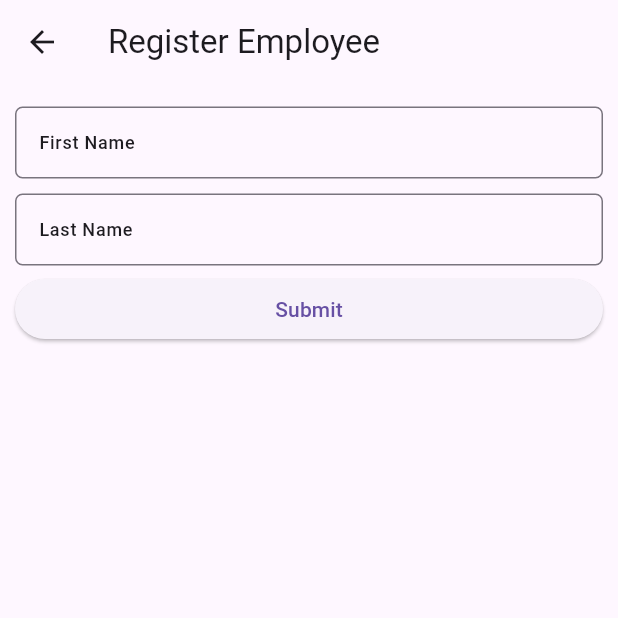
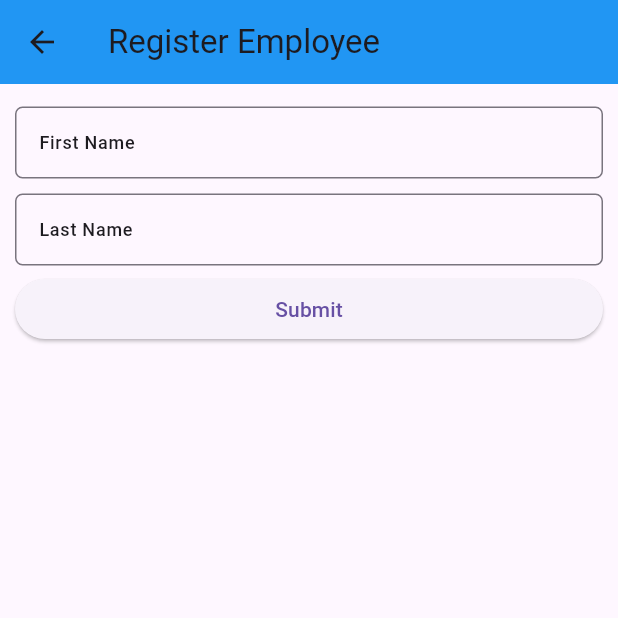
Before and after one commit to Kaushalvadi7/FlutterBuilds, a Flutter app: the screen it shows after launch, in the side drawer, after a tap on "Register Employee", on a phone screen of 412 x 824 dp, the top half of it. Run offline on Flutter 3.47's test engine with Material 3 defaults, Android fonts, the phone set to English and light mode, and no system bars; our stand-ins replace flutter_bloc, flutter_riverpod, freezed_annotation, riverpod_annotation, supabase_flutter; missing offline and left inert: food_delivery_app; accounts and stored records are empty; generated files the repository leaves out were written again.

Commit message:
feat(ui): Enhanced UI and updated styling for employee screens

```diff
--- a/employee_management_app/lib/Screens/employee_drawer.dart
+++ b/employee_management_app/lib/Screens/employee_drawer.dart
@@ -11,6 +11,7 @@ class EmployeeDrawer extends StatefulWidget {
 
 class _EmployeeDrawerState extends State<EmployeeDrawer> {
   final minimumPadding = 5.0;
+
   @override
   Widget build(BuildContext context) {
     return Scaffold(
@@ -21,17 +22,45 @@ class _EmployeeDrawerState extends State<EmployeeDrawer> {
         ),
         backgroundColor: Colors.blue,
       ),
-      body: Center(child: Text("Welcome to Employee Management App")),
+      body: Center(
+        child: Padding(
+          padding: const EdgeInsets.all(16.0),
+          child: Text(
+            "Welcome to Employee Management App",
+            style: TextStyle(fontSize: 18, fontWeight: FontWeight.w500),
+          ),
+        ),
+      ),
       drawer: Drawer(
+        child: SafeArea(
           child: ListView(
-          padding: EdgeInsets.only(top: minimumPadding, bottom: minimumPadding),
+            padding: EdgeInsets.symmetric(vertical: minimumPadding),
             children: <Widget>[
               DrawerHeader(
-              child: Text('Employee Management'),
                 decoration: BoxDecoration(color: Colors.blue),
+                child: Column(
+                  mainAxisAlignment: MainAxisAlignment.center,
+                  crossAxisAlignment: CrossAxisAlignment.start,
+                  children: [
+                    Icon(Icons.business_center, size: 40, color: Colors.white),
+                    SizedBox(height: 10),
+                    Text(
+                      'Employee Management',
+                      style: TextStyle(
+                        color: Colors.white,
+                        fontSize: 20,
+                        fontWeight: FontWeight.bold,
+                      ),
+                    ),
+                  ],
+                ),
               ),
               ListTile(
-              title: Text('Register Employee'),
+                leading: Icon(Icons.person_add_alt_1, color: Colors.blue),
+                title: Text(
+                  'Register Employee',
+                  style: TextStyle(fontSize: 16),
+                ),
                 onTap: () {
                   Navigator.push(
                     context,
@@ -39,8 +68,10 @@ class _EmployeeDrawerState extends State<EmployeeDrawer> {
                   );
                 },
               ),
+              Divider(),
               ListTile(
-              title: Text('Get Employees'),
+                leading: Icon(Icons.list_alt, color: Colors.blue),
+                title: Text('Get Employees', style: TextStyle(fontSize: 16)),
                 onTap: () {
                   Navigator.push(
                     context,
@@ -51,6 +82,7 @@ class _EmployeeDrawerState extends State<EmployeeDrawer> {
             ],
           ),
         ),
+      ),
     );
   }
 }
--- a/employee_management_app/lib/Screens/register_employee.dart
+++ b/employee_management_app/lib/Screens/register_employee.dart
@@ -49,7 +49,11 @@ class _RegisterEmployeeState extends State<RegisterEmployee> {
   @override
   Widget build(BuildContext context) {
     return Scaffold(
-      appBar: AppBar(title: Text("Register Employee")),
+      appBar: AppBar(
+        backgroundColor: Colors.blue,
+
+        title: Text("Register Employee"),
+      ),
       body: Form(
         child: Padding(
           padding: EdgeInsets.all(minimumPadding * 2),
--- a/employee_management_app/lib/Screens/update_employee.dart
+++ b/employee_management_app/lib/Screens/update_employee.dart
@@ -63,6 +63,7 @@ class updateEmployeeState extends State<updateEmployee> {
 
     return Scaffold(
       appBar: AppBar(
+        backgroundColor: Colors.blue,
         title: Text('Update Employee'),
         leading: IconButton(
           icon: Icon(Icons.arrow_back),
```
Also changed, not shown: employee_management_app/lib/Screens/get_employees.dart (+60 -22 lines), employee_management_app/lib/main.dart (+0 -70 lines). Lines whose indentation alone changed are shown as unchanged.
